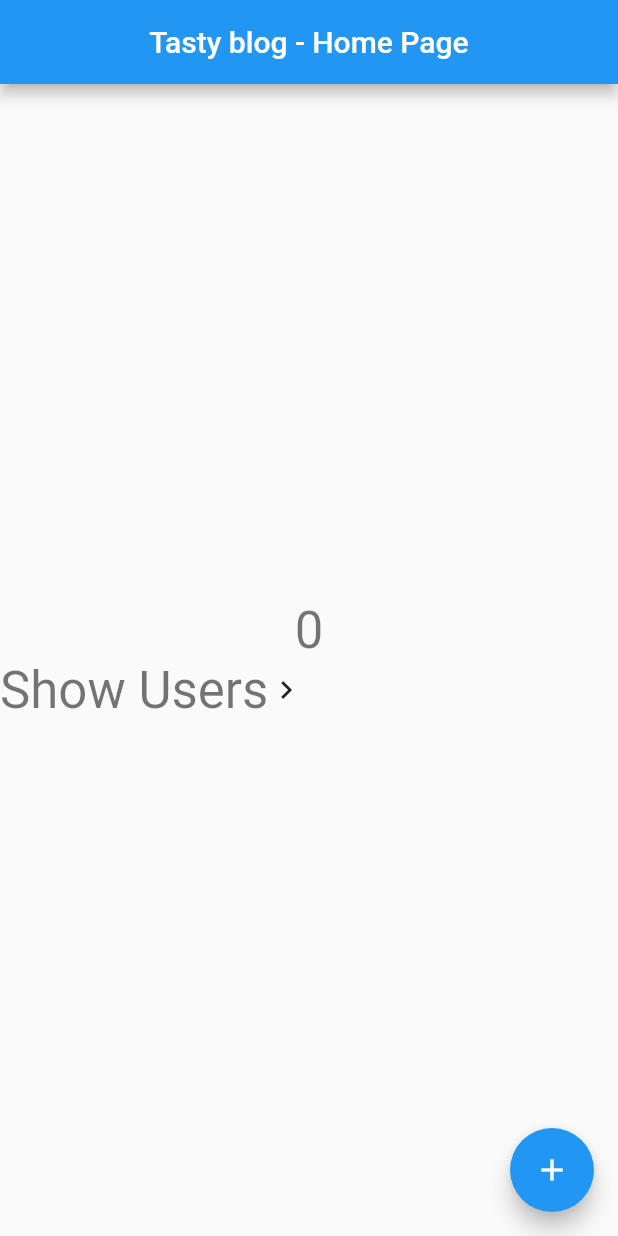
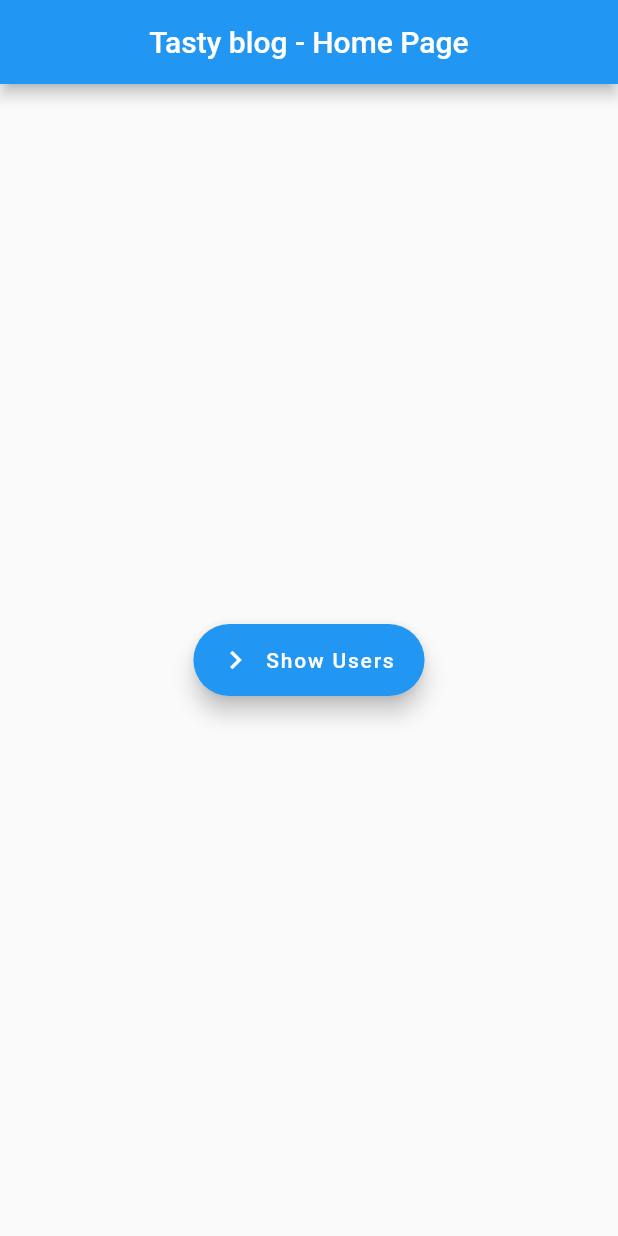
Before and after one commit to kkrisstoff/mobi-blog-lite, a Flutter app: the screen it shows after launch, on a phone screen of 412 x 824 dp. Run offline on Flutter 3.47's test engine with Material 2 defaults, Android fonts, the phone set to English and light mode, and no system bars; our stand-ins replace bloc, flutter_bloc.

Commit message:
counter fixes

```diff
--- /dev/null
+++ b/lib/HomeScreen/counter/counter.dart
@@ -0,0 +1,2 @@
+export 'cubit/counter_cubit.dart';
+export 'view/counter_view.dart';
--- /dev/null
+++ b/lib/HomeScreen/counter/cubit/counter_cubit.dart
@@ -0,0 +1,8 @@
+import 'package:bloc/bloc.dart';
+
+class CounterCubit extends Cubit<int> {
+  CounterCubit() : super(0);
+
+  void increment() => emit(state + 1);
+  void decrement() => emit(state - 1);
+}
--- a/lib/HomeScreen/home.dart
+++ b/lib/HomeScreen/home.dart
@@ -1,60 +1,48 @@
 import 'package:flutter/material.dart';
+import 'package:flutter_bloc/flutter_bloc.dart';
 
+import './counter/counter.dart';
 import '../UsersScreen/users.dart';
 
-class HomePage extends StatefulWidget {
+class HomePage extends StatelessWidget {
   static const routeName = '/';
 
   HomePage({Key key, this.title}) : super(key: key);
   final String title;
 
   @override
-  _MyHomePageState createState() => _MyHomePageState();
+  Widget build(BuildContext context) {
+    return Scaffold(
+      appBar: AppBar(
+        title: Text(this.title),
+        centerTitle: true
+      ),
+      body: ShowUsersButton()
+    );
+
+    // return BlocProvider(
+    //   create: (_) => CounterCubit(),
+    //   child: Scaffold(
+    //     appBar: AppBar(
+    //       title: Text(this.title),
+    //       centerTitle: true
+    //     ),
+    //     body: CounterView(),
+    //     floatingActionButton: CounterAcrionButtons()
+    //   )
+    // );
+
+  }
 }
 
-class _MyHomePageState extends State<HomePage> {
-  int _counter = 0;
-
-  void _incrementCounter() {
-    setState(() {
-      _counter++;
-    });
-  }
-
+class ShowUsersButton extends StatelessWidget {
   @override
   Widget build(BuildContext context) {
-
-    return Scaffold(
-      appBar: AppBar(
-        title: Text(widget.title),
-        centerTitle: true
-      ),
-      body: Container(
-        child: Column(
-          mainAxisAlignment: MainAxisAlignment.center,
-          children: <Widget>[
-
-            Text(
-              '$_counter',
-              style: Theme.of(context).textTheme.headline4,
-            ),
-            // TODO: why it doesn't work?
-            // FloatingActionButton.extended(
-            //   icon: const Icon(Icons.navigate_next),
-            //   label: Text('Show Users'),
-            //   onPressed: () {
-            //     Navigator.pushNamed(
-            //       context,
-            //       UsersPage.routeName,
-            //       arguments: ScreenArguments(
-            //         'Users Screen',
-            //         'Some sub-title',
-            //       )
-            //     );
-            //   },
-            // ),
-            GestureDetector(
-              onTap: () {
+    return  Center(
+      child: FloatingActionButton.extended(
+        icon: const Icon(Icons.navigate_next),
+        label: Text('Show Users'),
+        onPressed: () {
           Navigator.pushNamed(
             context,
             UsersPage.routeName,
@@ -64,31 +52,7 @@ class _MyHomePageState extends State<HomePage> {
             )
           );
         },
-              child: Hero(
-                tag: 'imageHero',
-                child: Center(child:
-                  Row(
-                    children: [
-                      Text(
-                        'Show Users',
-                        style: Theme.of(context).textTheme.headline4,
-                      ),
-                      Icon(Icons.navigate_next),
-                    ]
-                  ),
       )
-              ),
-            ),
-
-          ],
-        ),
-      ),
-
-      floatingActionButton: FloatingActionButton(
-        onPressed: _incrementCounter,
-        tooltip: 'Increment',
-        child: Icon(Icons.add),
-      ), // This trailing comma makes auto-formatting nicer for build methods.
     );
   }
 }
--- a/lib/UsersScreen/users.dart
+++ b/lib/UsersScreen/users.dart
@@ -2,7 +2,7 @@ import 'package:flutter/material.dart';
 import 'package:http/http.dart' as http;
 import 'dart:convert';
 
-import '../UserDetailScreen/userDetail.dart';
+import '../UserDetailScreen/user_detail.dart';
 
 
 
--- a/pubspec.yaml
+++ b/pubspec.yaml
@@ -24,7 +24,8 @@ dependencies:
   flutter:
     sdk: flutter
   http: ^0.12.2
-
+  bloc: ^6.0.0
+  flutter_bloc: ^6.0.0
 
   # The following adds the Cupertino Icons font to your application.
   # Use with the CupertinoIcons class for iOS style icons.
```
Also changed, not shown: lib/HomeScreen/counter/view/counter_view.dart (added, +70 -0 lines), lib/counter_observer.dart (added, +9 -0 lines), lib/main.dart (+6 -1 lines), lib/UserDetailScreen/user_detail.dart (renamed from lib/UserDetailScreen/userDetail.dart), pubspec.lock. Lines whose indentation alone changed are shown as unchanged.
